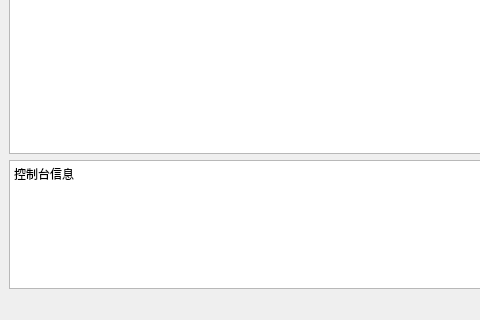
This is updater.ui in jasongzy/MyUpdater as Qt 5 draws it before an edit; both pictures show x 0 to 480 and y 321 to 641 of the 1022 by 641 pixel window. The edited form follows.
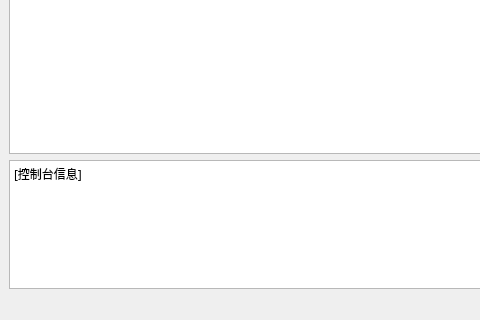
This is the edited form. Icons and pictures are not drawn.

```diff
--- a/updater.ui
+++ b/updater.ui
@@ -144,7 +144,7 @@
 &lt;html&gt;&lt;head&gt;&lt;meta name=&quot;qrichtext&quot; content=&quot;1&quot; /&gt;&lt;style type=&quot;text/css&quot;&gt;
 p, li { white-space: pre-wrap; }
 &lt;/style&gt;&lt;/head&gt;&lt;body style=&quot; font-family:'YaHei Consolas Hybrid'; font-size:9.07563pt; font-weight:400; font-style:normal;&quot;&gt;
-&lt;p style=&quot; margin-top:0px; margin-bottom:0px; margin-left:0px; margin-right:0px; -qt-block-indent:0; text-indent:0px;&quot;&gt;&lt;span style=&quot; font-size:9pt;&quot;&gt;控制台信息&lt;/span&gt;&lt;/p&gt;
+&lt;p style=&quot; margin-top:0px; margin-bottom:0px; margin-left:0px; margin-right:0px; -qt-block-indent:0; text-indent:0px;&quot;&gt;&lt;span style=&quot; font-size:9pt;&quot;&gt;[控制台信息]&lt;/span&gt;&lt;/p&gt;
 &lt;p style=&quot;-qt-paragraph-type:empty; margin-top:0px; margin-bottom:0px; margin-left:0px; margin-right:0px; -qt-block-indent:0; text-indent:0px; font-size:9pt;&quot;&gt;&lt;br /&gt;&lt;/p&gt;&lt;/body&gt;&lt;/html&gt;</string>
       </property>
      </widget>
```
